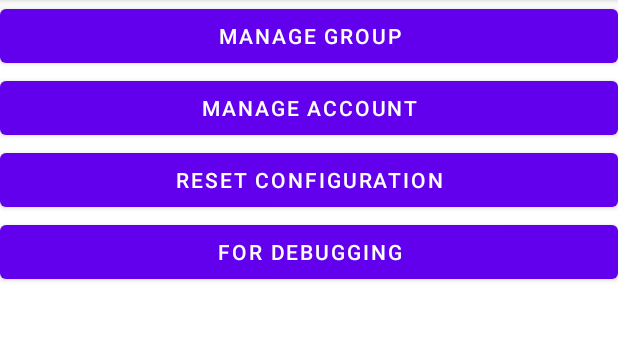
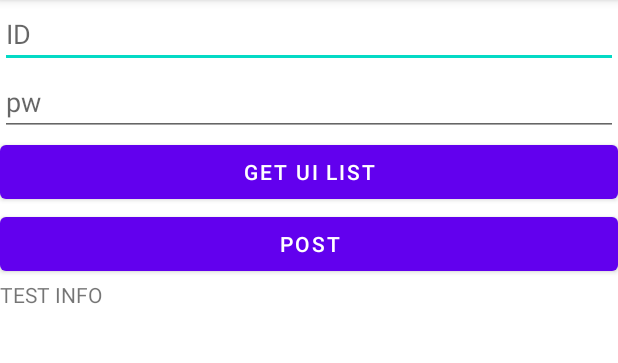
Before and after one commit to hayannoon/Fluid_IoT_V2, an Android app: the screen it shows after launch (MainActivity before the commit, DebuggingActivity after it), after a tap on "FOR DEBUGGING", on a phone screen of 412 x 824 dp, the part 84-447 px from its top. Run offline under Robolectric (Android 15) with nearby library versions, the phone set to English and light mode, and no system bars; network calls fail.

Commit message:
HTTP read/write module test complete at the debugging activity

```diff
--- a/app/src/main/java/com/example/iot_master_prototype/CreateId.java
+++ b/app/src/main/java/com/example/iot_master_prototype/CreateId.java
@@ -108,7 +108,7 @@ public class CreateId extends Activity implements AdapterView.OnItemSelectedList
                     else{
                         new AlertDialog.Builder(CreateId.this)
                                 .setTitle("[FAILED]")
-                                .setMessage("New account generation failed try again!")
+                                .setMessage("New account generation failed. \ntry again!")
                                 .setPositiveButton("OK", new DialogInterface.OnClickListener(){
                                     @Override
                                     public void onClick(DialogInterface dialogInterface, int i) {
--- a/app/src/main/java/com/example/iot_master_prototype/MainActivity.java
+++ b/app/src/main/java/com/example/iot_master_prototype/MainActivity.java
@@ -49,13 +49,19 @@ public class MainActivity extends AppCompatActivity {
             }
         });
 
+
+
+
+
+
+
         Button resetConfigButton = (Button) findViewById(R.id.reset_configuration); //reset configuration button event
         resetConfigButton.setOnClickListener(new View.OnClickListener() {
             @Override
             public void onClick(View view) { // default configuration
                 new AlertDialog.Builder(MainActivity.this)
                         .setTitle("[RESET CONFIGURATION]")
-                        .setMessage("If you click yes, every account and group information will be deleted. \n continue?")
+                        .setMessage("If you click yes, every account and group information will be deleted. \ncontinue?")
                         .setPositiveButton("YES", new DialogInterface.OnClickListener(){
                             @Override
                             public void onClick(DialogInterface dialogInterface, int i) {
@@ -77,16 +83,24 @@ public class MainActivity extends AppCompatActivity {
                 JsonParser jp = new JsonParser();
                 jp.writeConfigFile(JsonParser.AUTH_CONFIGURATION_FILE, JsonParser.DEFAULT_CONFIG_STRING, getApplicationContext());
                 jp.writeConfigFile(JsonParser.ACCOUNT_FILE, JsonParser.DEFAULT_ACCOUNT_STRING, getApplicationContext());
+                jp.writeConfigFile(JsonParser.DEVICES_INFO_FILE, JsonParser.DEFAULT_DEVICES_INFO, getApplicationContext());
             }
         });
+
+
+
+
+
+
+
 
         Button forDebuggingButton = (Button) findViewById(R.id.for_debugging);
         forDebuggingButton.setOnClickListener(new View.OnClickListener() {
             @Override
             public void onClick(View view) {
-
                 Log.d(DEBUGGING_TAG, "for debugging button click event occur!!!");
-
+                Intent intent = new Intent(getApplicationContext(), DebuggingActivity.class);
+                startActivity(intent);
             }
         });
 
--- a/app/src/main/java/com/example/iot_master_prototype/ManageConfiguration.java
+++ b/app/src/main/java/com/example/iot_master_prototype/ManageConfiguration.java
@@ -55,7 +55,6 @@ public class ManageConfiguration extends Activity implements Serializable {
 
 
         if(authList!= null){
-            final TextView groupIDTextView = findViewById(R.id.group_id_textview);
             ListView listView = findViewById(R.id.auth_listview);
             ArrayAdapter<String> adapter = new ArrayAdapter<>(this, android.R.layout.simple_list_item_1,groupIDList);
             listView.setAdapter(adapter);
--- /dev/null
+++ b/app/src/main/res/layout/debugging_activity.xml
@@ -0,0 +1,40 @@
+<?xml version="1.0" encoding="utf-8"?>
+<LinearLayout xmlns:android="http://schemas.android.com/apk/res/android"
+    android:orientation="vertical"
+    android:layout_width="match_parent"
+    android:layout_height="match_parent">
+
+    <EditText
+        android:id="@+id/debug_id_input"
+        android:layout_width="match_parent"
+        android:layout_height="wrap_content"
+        android:ems="10"
+        android:hint="ID"
+        android:inputType="textPersonName" />
+
+    <EditText
+        android:id="@+id/debug_pw_input"
+        android:layout_width="match_parent"
+        android:layout_height="wrap_content"
+        android:ems="10"
+        android:hint="pw"
+        android:inputType="textPersonName" />
+
+    <Button
+        android:id="@+id/debug_ui_list_request_btn"
+        android:layout_width="match_parent"
+        android:layout_height="wrap_content"
+        android:text="get UI LIST" />
+
+    <Button
+        android:id="@+id/debug_post_button"
+        android:layout_width="match_parent"
+        android:layout_height="wrap_content"
+        android:text="POST" />
+
+    <TextView
+        android:id="@+id/debug_ui_list_result_textview"
+        android:layout_width="match_parent"
+        android:layout_height="wrap_content"
+        android:text="result" />
+</LinearLayout>
```
Also changed, not shown: app/src/main/AndroidManifest.xml (+10 -1 lines), app/src/main/java/com/example/iot_master_prototype/CreateGroup.java (+5 -23 lines), app/src/main/java/com/example/iot_master_prototype/DebuggingActivity.java (added, +161 -0 lines), app/src/main/java/com/example/iot_master_prototype/JsonParser.java (+38 -22 lines), app/src/main/java/com/example/iot_master_prototype/ManageConfigurationDetail.java (+39 -13 lines), app/src/main/java/com/example/iot_master_prototype/RequestHttpURLConnection.java (added, +105 -0 lines), app/src/main/res/layout/manage_configuration.xml (+4 -8 lines).
